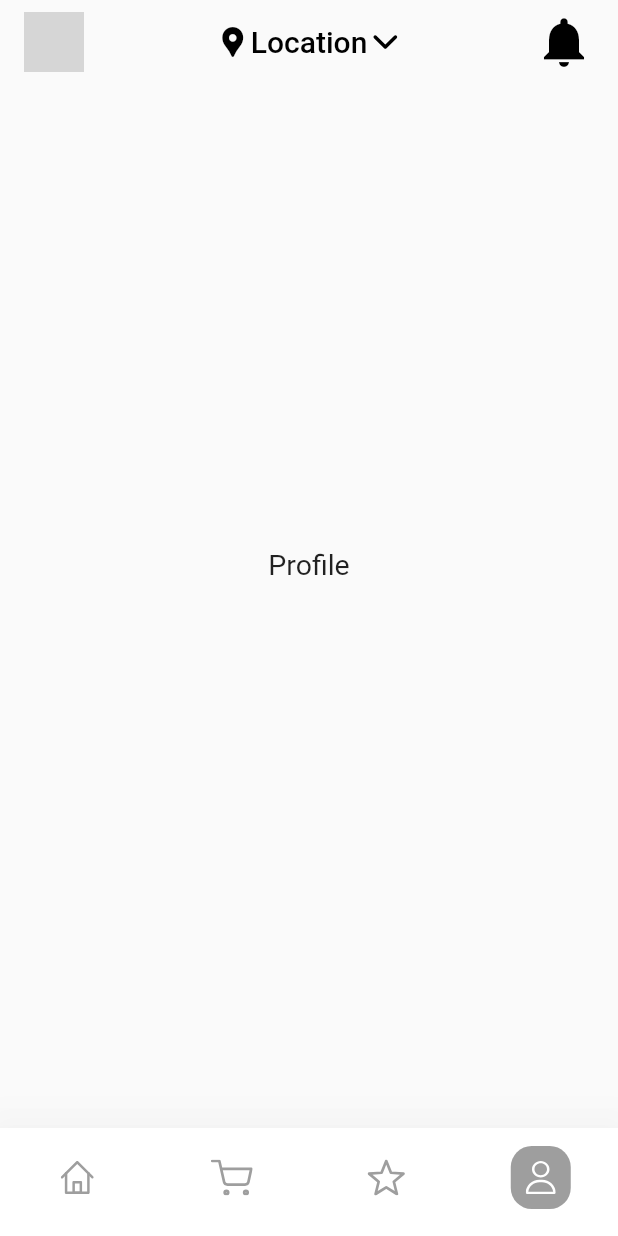
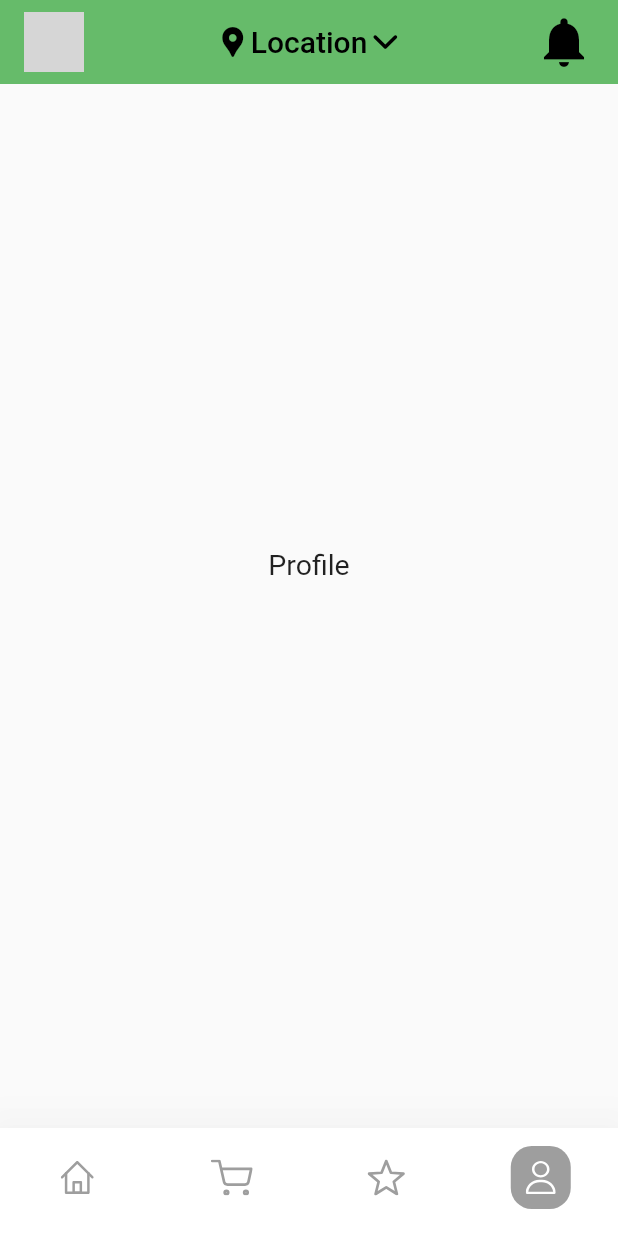
Before and after one commit to efrizalnf/flutter_login_sharedpref, a Flutter app: the HomeView screen opened directly, item 4 of the bottom bar chosen, on a phone screen of 412 x 824 dp. Run offline on Flutter 3.47's test engine with Material 2 defaults, Android fonts, the light colour scheme and no system bars; our stand-ins replace flutter_custom_clippers, flutter_svg, ionicons, shared_preferences; accounts and stored records are empty; network calls fail; grey boxes are pictures that could not be loaded.

Commit message:
fixing overflow on landscape mode, and upgrade into newer flutter version

```diff
--- a/lib/module/dashboard/view/dashboard_view.dart
+++ b/lib/module/dashboard/view/dashboard_view.dart
@@ -9,7 +9,8 @@ class DashboardView extends StatefulWidget {
   Widget build(context, DashboardController controller) {
     controller.view = this;
 
-    return Container(
+    return SingleChildScrollView(
+      child: Container(
         padding: const EdgeInsets.all(0.0),
         child: Column(
           children: [
@@ -66,6 +67,7 @@ class DashboardView extends StatefulWidget {
                         return Container(
                           margin: const EdgeInsets.only(right: 12.0),
                           width: MediaQuery.of(context).size.width * 0.7,
+                          height: MediaQuery.of(context).size.height * 0.3,
                           decoration: const BoxDecoration(
                             image: DecorationImage(
                               image: NetworkImage(
@@ -88,6 +90,7 @@ class DashboardView extends StatefulWidget {
             ),
           ],
         ),
+      ),
     );
   }
 
--- a/lib/module/home/view/home_view.dart
+++ b/lib/module/home/view/home_view.dart
@@ -15,11 +15,11 @@ class HomeView extends StatefulWidget {
       appBar: AppBar(
         automaticallyImplyLeading: false,
         elevation: 0.0,
-        backgroundColor: Colors.transparent,
-        title: Row(
+        backgroundColor: Colors.green[400],
+        title: const Row(
           crossAxisAlignment: CrossAxisAlignment.center,
           children: [
-            const CircleAvatar(
+            CircleAvatar(
               foregroundColor: Colors.black12,
               backgroundImage: NetworkImage(
                 "https://i.ibb.co/PGv8ZzG/me.jpg",
@@ -29,7 +29,7 @@ class HomeView extends StatefulWidget {
               child: Row(
                 mainAxisAlignment: MainAxisAlignment.center,
                 crossAxisAlignment: CrossAxisAlignment.center,
-                children: const [
+                children: [
                   Icon(
                     Icons.location_pin,
                     size: 24.0,
@@ -45,7 +45,7 @@ class HomeView extends StatefulWidget {
                 ],
               ),
             ),
-            const Badge(
+            Badge(
               alignment: AlignmentDirectional(24.0, 0.0),
               label: Text(
                 "4",
--- a/pubspec.yaml
+++ b/pubspec.yaml
@@ -19,7 +19,7 @@ publish_to: "none" # Remove this line if you wish to publish to pub.dev
 version: 1.0.0+1
 
 environment:
-  sdk: ">=2.19.2 <3.0.0"
+  sdk: ">=3.1.3 <=4.0.0"
 
 # Dependencies specify other packages that your package needs in order to work.
 # To automatically upgrade your package dependencies to the latest versions
```
Also changed, not shown: pubspec.lock, 3 other files. Lines whose indentation alone changed are shown as unchanged.
